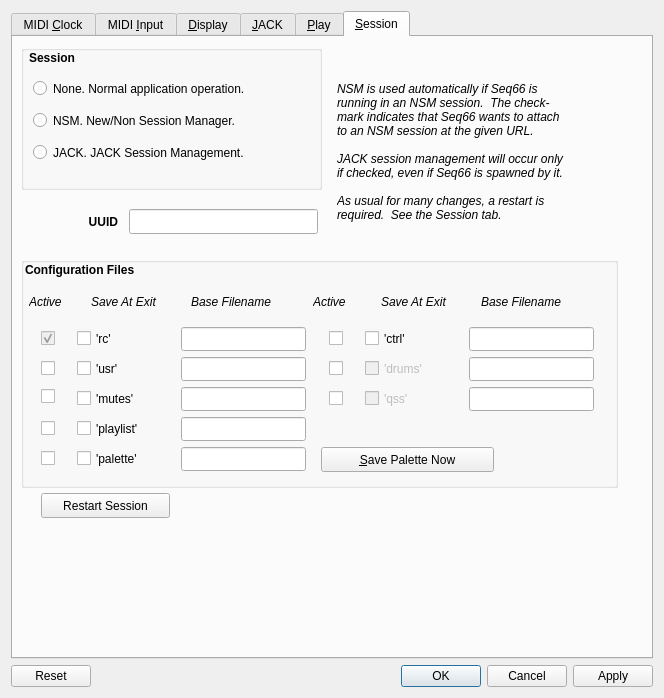
Before: the Qt Designer form seq_qt5/forms/qseditoptions.ui in ahlstromcj/seq66, drawn with Qt 5.
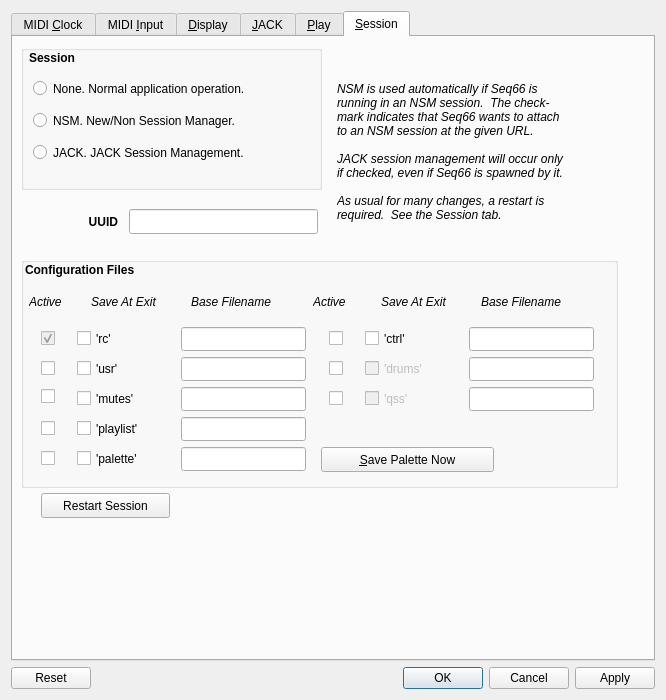
After: the same form once the commit is applied. The open tabs and pages were chosen to show the change.

The edit to the form file:
```diff
--- a/seq_qt5/forms/qseditoptions.ui
+++ b/seq_qt5/forms/qseditoptions.ui
@@ -6,8 +6,8 @@
    <rect>
     <x>0</x>
     <y>0</y>
-    <width>664</width>
-    <height>698</height>
+    <width>666</width>
+    <height>700</height>
    </rect>
   </property>
   <property name="windowTitle">
```
Left out of the diff: 2 changed lines with no effect on the pictures.
